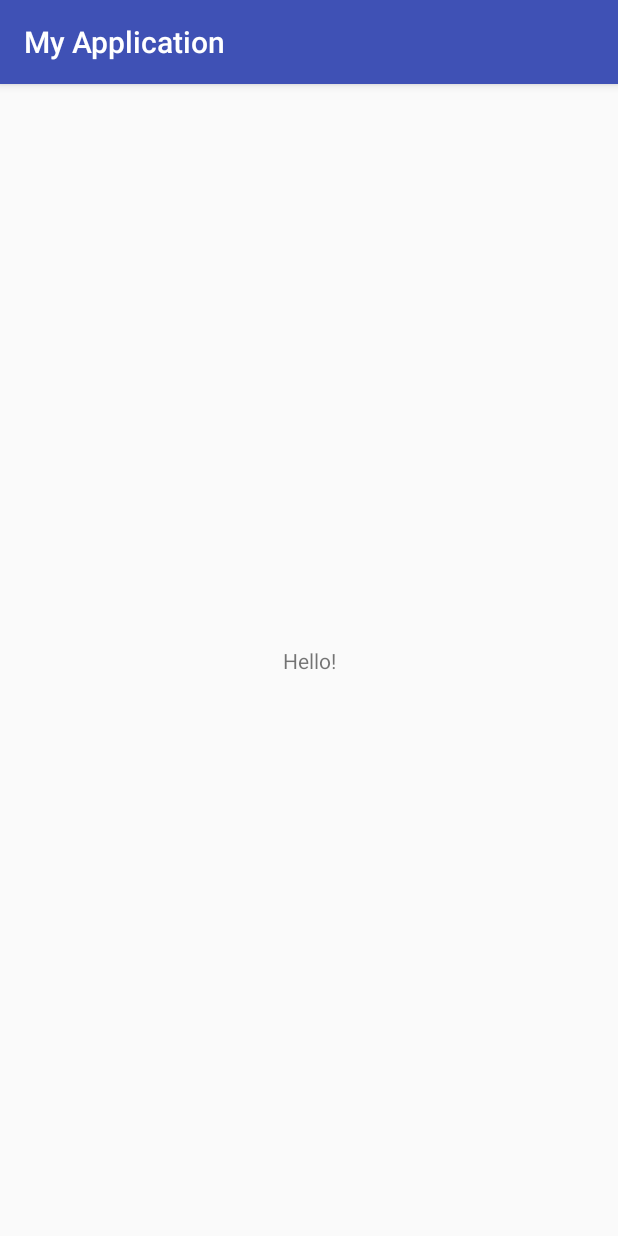
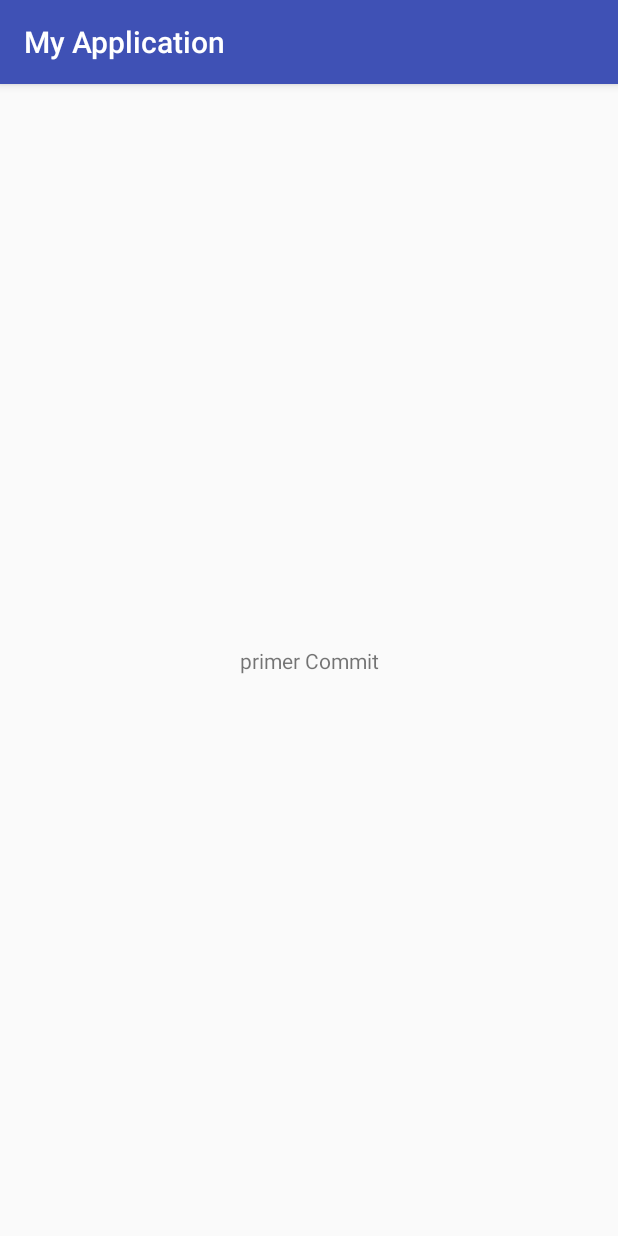
Before and after one commit to Alfirex/MyApplication, an Android app: the screen it shows after launch (MainActivity), on a phone screen of 412 x 824 dp. Run offline under Robolectric (Android 15) with nearby library versions, the phone set to English and light mode, and no system bars.

Commit message:
Arreglar text hardcode en activity_main.xml

```diff
--- a/app/src/main/res/layout/activity_main.xml
+++ b/app/src/main/res/layout/activity_main.xml
@@ -9,7 +9,7 @@
     <TextView
         android:layout_width="wrap_content"
         android:layout_height="wrap_content"
-        android:text="Hello!"
+        android:text="@string/mensaje"
         app:layout_constraintBottom_toBottomOf="parent"
         app:layout_constraintLeft_toLeftOf="parent"
         app:layout_constraintRight_toRightOf="parent"
--- a/app/src/main/res/values/strings.xml
+++ b/app/src/main/res/values/strings.xml
@@ -1,3 +1,4 @@
 <resources>
     <string name="app_name">My Application</string>
+    <string name="mensaje">primer Commit</string>
 </resources>
```
